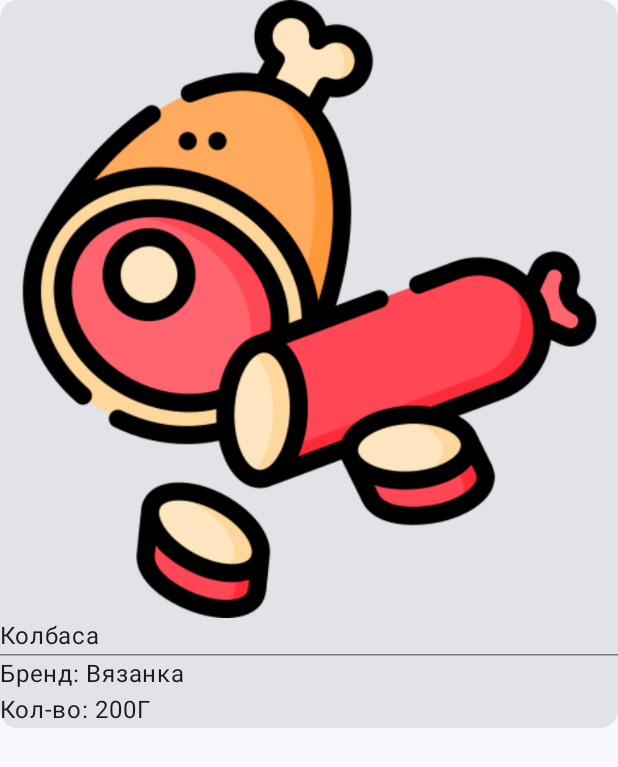
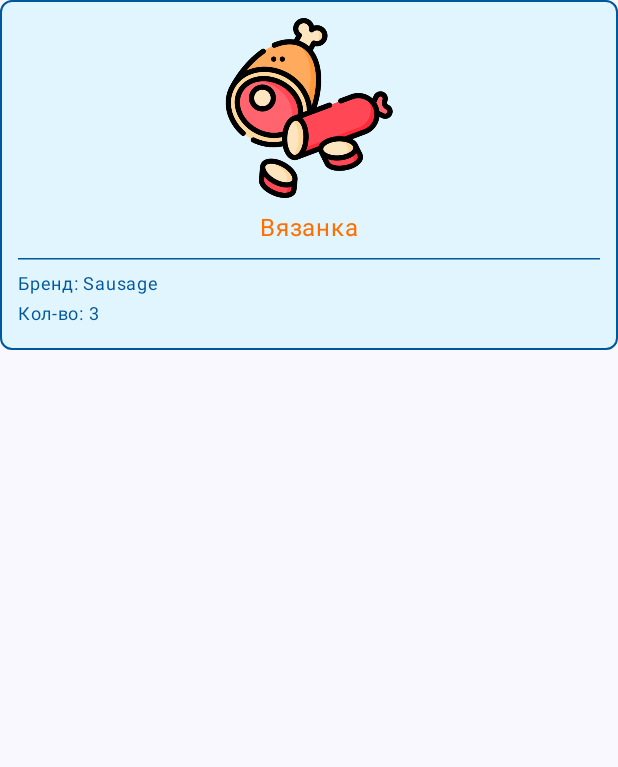
Before and after one commit to SlavaPerryAyeKruchkovenko/FoodieMate, an Android app built with Jetpack Compose: the composable FridgeProductView called with sample values from the repository, on a phone screen of 412 x 824 dp. Shown: the top 767 px of the screen. Run offline under Robolectric (Android 15) with nearby library versions, the phone set to English and light mode, and no system bars.

Commit message:
add fridgeProductView

```diff
--- a/app/src/main/java/com/example/foodiemate/network/Mock.kt
+++ b/app/src/main/java/com/example/foodiemate/network/Mock.kt
@@ -60,6 +60,24 @@ object Mock {
                 3,
                 Date(),
                 null
+            ),
+            FridgeProduct(
+                "7",
+                mockProducts().first { it.id === "7" },
+                3,
+                false,
+                3,
+                Date(),
+                null
+            ),
+            FridgeProduct(
+                "8",
+                mockProducts().first { it.id === "8" },
+                23,
+                true,
+                3,
+                Date(),
+                null
             )
         )
     }
@@ -71,8 +89,9 @@ object Mock {
             Product("3", "Cheese", "Feta", "Фетос", "3"),
             Product("4", "Sausage", "Smoked", "Московская", "4"),
             Product("5", "Milk", "Low- fat", "Простоквашено", "5"),
-            Product("6", "Cucumber", "default", "Огурец", "6"),
-            Product("7", "Tomato", "Barnaul", "Сто пудов", "6")
+            Product("6", "Vegetables", "Cucumber", "Огурец", "6"),
+            Product("7", "Vegetables", "Tomato", "Сто пудов", "7"),
+            Product("8", "Fruits", "Banana", "Мама негра", "8")
         )
     }
 }
--- a/app/src/main/java/com/example/foodiemate/ui/product/FridgeProductView.kt
+++ b/app/src/main/java/com/example/foodiemate/ui/product/FridgeProductView.kt
@@ -1,36 +1,85 @@
 package com.example.foodiemate.ui.product
 
+import androidx.compose.foundation.BorderStroke
 import androidx.compose.foundation.Image
-import androidx.compose.foundation.layout.Box
-import androidx.compose.foundation.layout.Column
-import androidx.compose.foundation.layout.fillMaxWidth
+import androidx.compose.foundation.layout.*
+import androidx.compose.foundation.shape.RoundedCornerShape
 import androidx.compose.material3.Card
+import androidx.compose.material3.CardDefaults
 import androidx.compose.material3.HorizontalDivider
 import androidx.compose.material3.Text
 import androidx.compose.runtime.Composable
+import androidx.compose.ui.Alignment
 import androidx.compose.ui.Modifier
+import androidx.compose.ui.layout.ContentScale
 import androidx.compose.ui.res.painterResource
 import androidx.compose.ui.tooling.preview.Preview
-import com.example.foodiemate.R
+import androidx.compose.ui.unit.dp
+import androidx.compose.ui.unit.sp
 import com.example.foodiemate.data.FridgeProduct
-import java.util.*
+import com.example.foodiemate.network.Mock
+import com.example.foodiemate.ui.theme.Blue200
+import com.example.foodiemate.ui.theme.Blue700
+import com.example.foodiemate.ui.theme.Orange
+import com.example.foodiemate.utils.ProductUtils
 
 @Composable
 fun FridgeProductView(product: FridgeProduct) {
+    val image = ProductUtils.getProductImage(product.product)
     Card(
-        modifier = Modifier.fillMaxWidth()
+        shape = RoundedCornerShape(8.dp),
+        border = BorderStroke(1.dp, Blue700),
+        modifier = Modifier
+            .fillMaxWidth(),
+        colors = CardDefaults.cardColors(
+            containerColor = Blue200,
+        ),
     ) {
-        Box(modifier = Modifier.fillMaxWidth()) {
-            Column {
+        Box(
+            modifier = Modifier
+                .fillMaxWidth()
+                .padding(12.dp)
+        ) {
+            Column(
+                modifier = Modifier.fillMaxWidth(),
+                horizontalAlignment = Alignment.CenterHorizontally
+            ) {
                 Image(
-                    painter = painterResource(id = R.drawable.meat),
-                    contentDescription = "product"
-
+                    contentScale = ContentScale.Fit,
+                    painter = painterResource(id = image),
+                    contentDescription = product.product.category,
+                    modifier = Modifier.width(120.dp)
                 )
-                Text("Колбаса")
-                HorizontalDivider()
-                Text("Бренд: Вязанка")
-                Text("Кол-во: 200Г")
+                Text(
+                    product.product.name,
+                    modifier = Modifier.padding(top = 8.dp),
+                    color = Orange,
+                    fontSize = 16.sp,
+                    lineHeight = 24.sp
+                )
+                HorizontalDivider(
+                    modifier = Modifier
+                        .padding(vertical = 8.dp)
+                        .fillMaxWidth(),
+                    color = Blue700
+                )
+                Text(
+                    "Бренд: ${product.product.category}",
+                    modifier = Modifier
+                        .fillMaxWidth(),
+                    color = Blue700,
+                    fontSize = 12.sp,
+                    lineHeight = 16.sp
+                )
+                Text(
+                    "Кол-во: ${product.count}",
+                    modifier = Modifier
+                        .padding(vertical = 4.dp)
+                        .fillMaxWidth(),
+                    color = Blue700,
+                    fontSize = 12.sp,
+                    lineHeight = 16.sp
+                )
             }
         }
     }
@@ -39,5 +88,5 @@ fun FridgeProductView(product: FridgeProduct) {
 @Preview
 @Composable
 fun PreviewProduct() {
-    FridgeProductView(FridgeProduct("1", "1", 1, true, 1, Date(), null))
+    FridgeProductView(Mock.mockFridgeProduct().first())
 }
--- a/app/src/main/java/com/example/foodiemate/ui/theme/Color.kt
+++ b/app/src/main/java/com/example/foodiemate/ui/theme/Color.kt
@@ -9,3 +9,6 @@ val Pink80 = Color(0xFFEFB8C8)
 val Purple40 = Color(0xFF6650a4)
 val PurpleGrey40 = Color(0xFF625b71)
 val Pink40 = Color(0xFF7D5260)
+val Blue700 = Color(0xFF01579B)
+val Blue200 = Color(0xFFE1F5FE)
+val Orange = Color(0xFFFF6F00)
--- /dev/null
+++ b/app/src/main/java/com/example/foodiemate/utils/ProductUtils.kt
@@ -0,0 +1,18 @@
+package com.example.foodiemate.utils
+
+import com.example.foodiemate.R
+import com.example.foodiemate.data.Product
+
+object ProductUtils {
+    fun getProductImage(product: Product): Int {
+        return when (product.category.lowercase()) {
+            "vegetables" -> R.drawable.vegetables
+            "fruits" -> R.drawable.fruits
+            "sausage" -> R.drawable.meat
+            "meat" -> R.drawable.meat
+            "cheese" -> R.drawable.cheese
+            "milk" -> R.drawable.milk
+            else -> R.drawable.product
+        }
+    }
+}
```
Also changed, not shown: app/src/main/res/drawable/cheese.png (added), app/src/main/res/drawable/fruits.png (added), app/src/main/res/drawable/milk.png (added), app/src/main/res/drawable/product.png (added), app/src/main/res/drawable/vegetables.png (added).
